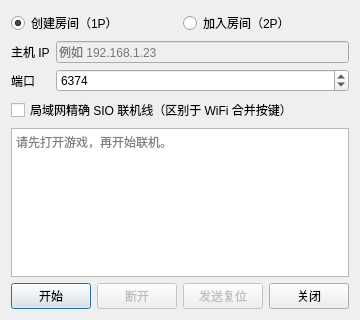
This is src/platform/qt/LinkView.ui in zx14855735/mgbax as Qt 5 draws it before an edit. The edited form follows.
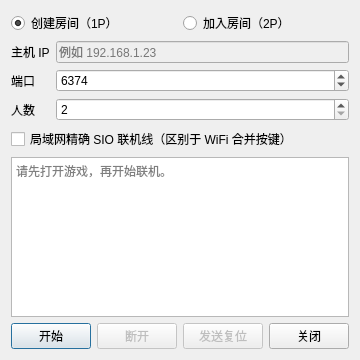
This is the edited form. Icons and pictures are not drawn.

```diff
--- a/src/platform/qt/LinkView.ui
+++ b/src/platform/qt/LinkView.ui
@@ -7,7 +7,7 @@
     <x>0</x>
     <y>0</y>
     <width>360</width>
-    <height>320</height>
+    <height>360</height>
    </rect>
   </property>
   <property name="windowTitle">
@@ -78,7 +78,30 @@
      </property>
     </widget>
    </item>
-   <item row="3" column="0" colspan="2">
+   <item row="3" column="0">
+    <widget class="QLabel" name="playersLabel">
+     <property name="text">
+      <string>人数</string>
+     </property>
+    </widget>
+   </item>
+   <item row="3" column="1">
+    <widget class="QSpinBox" name="players">
+     <property name="toolTip">
+      <string>3 或 4 人走局域网总线（主机每轮收齐所有人的字再广播）。两边必须填一样；2 人是原来的直连，WiFi 合并按键模式只支持 2 人。</string>
+     </property>
+     <property name="minimum">
+      <number>2</number>
+     </property>
+     <property name="maximum">
+      <number>4</number>
+     </property>
+     <property name="value">
+      <number>2</number>
+     </property>
+    </widget>
+   </item>
+   <item row="4" column="0" colspan="2">
     <widget class="QCheckBox" name="lanMode">
      <property name="toolTip">
       <string>局域网精确 SIO 联机线（端口 18765），与安卓/iOS 局域网模式同协议，支持游戏内对战与交换。</string>
@@ -88,7 +111,7 @@
      </property>
     </widget>
    </item>
-   <item row="4" column="0" colspan="2">
+   <item row="5" column="0" colspan="2">
     <widget class="QTextEdit" name="status">
      <property name="readOnly">
       <bool>true</bool>
@@ -98,7 +121,7 @@
      </property>
     </widget>
    </item>
-   <item row="5" column="0" colspan="2">
+   <item row="6" column="0" colspan="2">
     <layout class="QHBoxLayout" name="buttonLayout">
      <item>
       <widget class="QPushButton" name="start">
```
